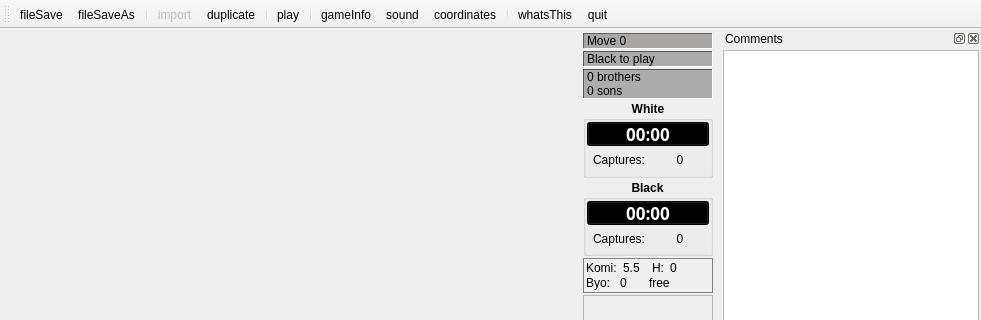
Before: the Qt Designer form src/board/boardwindow.ui in pzorin/qgo, drawn with Qt 5; both pictures show x 0 to 981 and y 0 to 320 of the 981 by 878 pixel window.
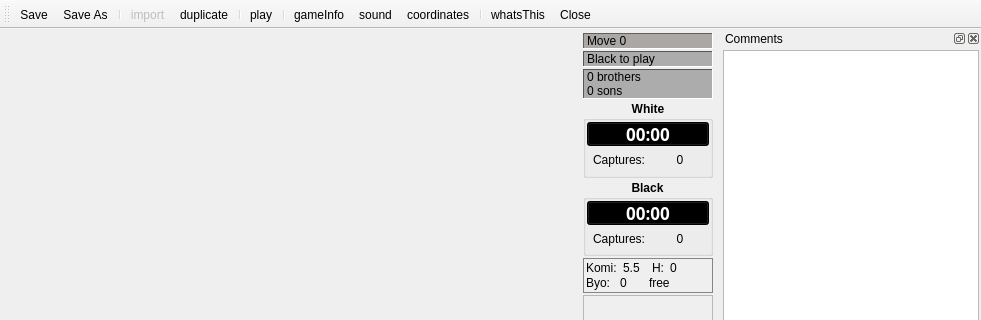
After: the same form once the commit is applied. Icons and pictures are not drawn. Custom widgets are drawn as their Qt base class.

What changed in the file:
```diff
--- a/src/board/boardwindow.ui
+++ b/src/board/boardwindow.ui
@@ -6290,7 +6290,10 @@
      <normaloff>:/new/prefix1/ressources/pics/filesave.png</normaloff>:/new/prefix1/ressources/pics/filesave.png</iconset>
    </property>
    <property name="text">
-    <string>fileSave</string>
+    <string>Save...</string>
+   </property>
+   <property name="shortcut">
+    <string>Ctrl+S</string>
    </property>
   </action>
   <action name="actionFileSaveAs">
@@ -6299,7 +6302,7 @@
      <normaloff>:/new/prefix1/ressources/pics/filesaveas.png</normaloff>:/new/prefix1/ressources/pics/filesaveas.png</iconset>
    </property>
    <property name="text">
-    <string>fileSaveAs</string>
+    <string>Save As...</string>
    </property>
    <property name="toolTip">
     <string>Save file as ...</string>
@@ -6311,7 +6314,10 @@
      <normaloff>:/new/prefix1/ressources/pics/exit2.png</normaloff>:/new/prefix1/ressources/pics/exit2.png</iconset>
    </property>
    <property name="text">
-    <string>quit</string>
+    <string>Close</string>
+   </property>
+   <property name="toolTip">
+    <string>Close window</string>
    </property>
    <property name="shortcut">
     <string>Ctrl+W</string>
```
Left out of the diff: 11 changed lines with no effect on the pictures.
